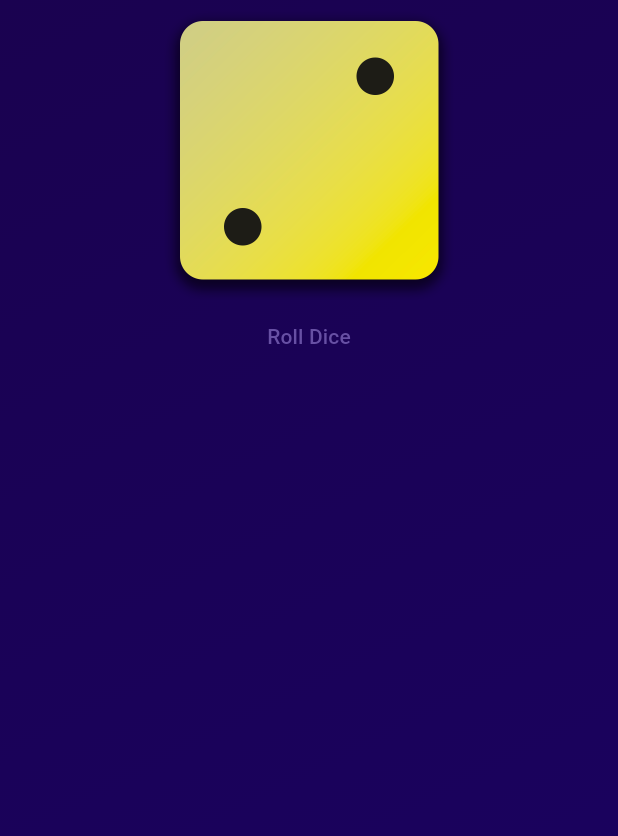
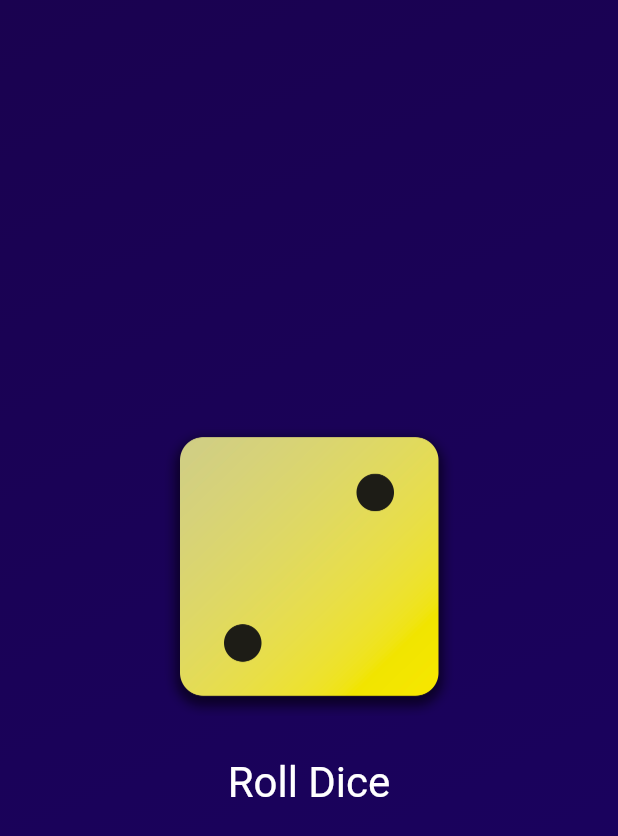
Before and after one commit to rennerbernabe/dice-roller-flutter, a Flutter app: the screen it shows after launch, on a phone screen of 412 x 824 dp. Shown: the top 836 px of the screen. Run offline on Flutter 3.47's test engine with Material 3 defaults, Android fonts, the phone set to English and light mode, and no system bars.

Commit message:
Add text styling

```diff
--- a/lib/gradient_container.dart
+++ b/lib/gradient_container.dart
@@ -17,11 +17,17 @@ class GradientContainer extends StatelessWidget {
       ),
       child: Center(
         child: Column(
+          mainAxisSize: MainAxisSize.min,
           children: [
             Image.asset('assets/images/dice-2.png', width: 200),
-            const TextButton(
+            const SizedBox(height: 20),
+            TextButton(
               onPressed: rollDice,
-              child: Text('Roll Dice'),
+              style: TextButton.styleFrom(
+                foregroundColor: Colors.white,
+                textStyle: const TextStyle(fontSize: 28),
+              ),
+              child: const Text('Roll Dice'),
             ),
           ],
         ),
@@ -30,6 +36,4 @@ class GradientContainer extends StatelessWidget {
   }
 }
 
-void rollDice() {
-
-}
+void rollDice() {}
```
Also changed, not shown: 1 other file.
